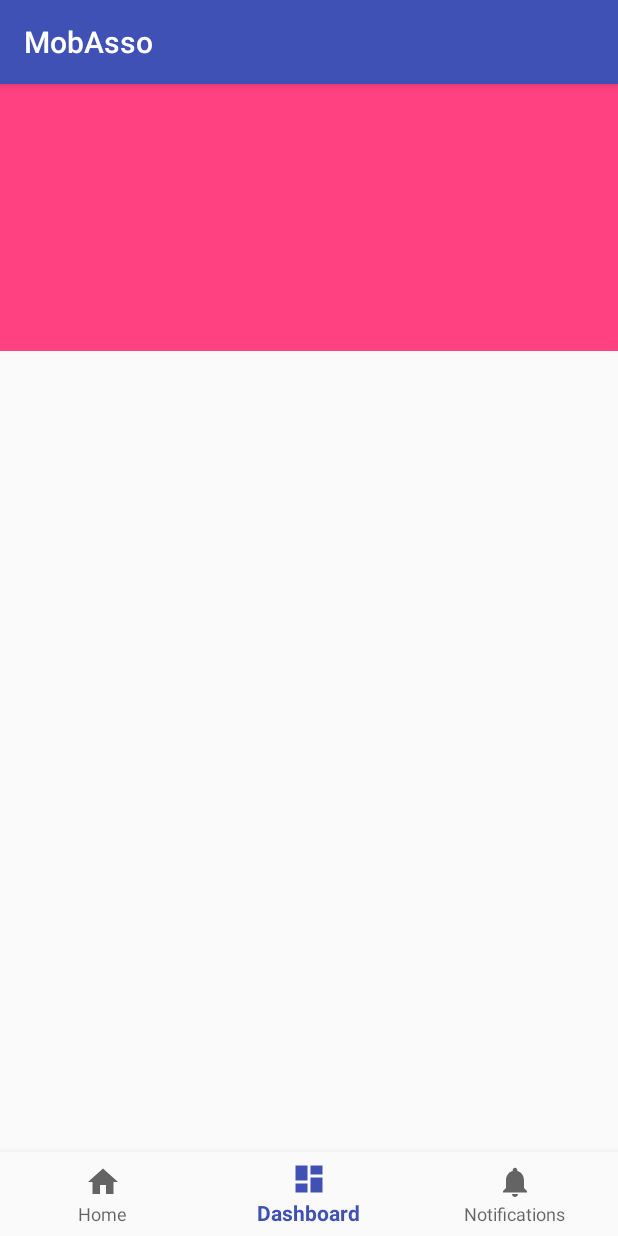
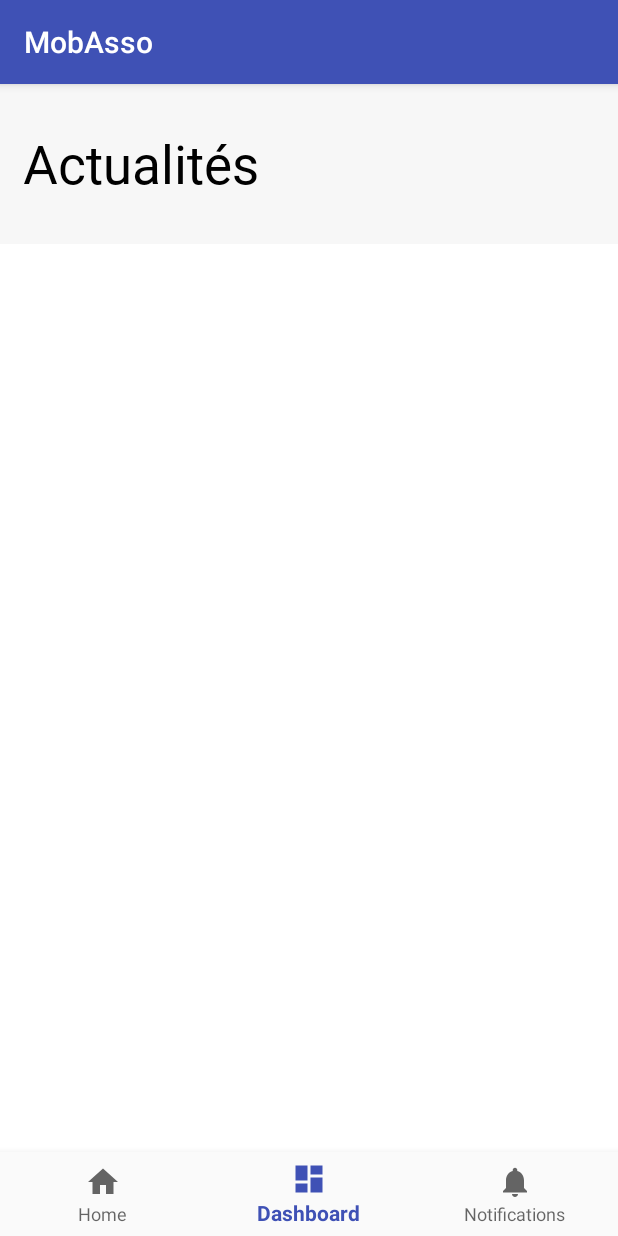
Before and after one commit to NicoCocq/Mobasso, an Android app: the screen it shows after launch (MainActivity), item 2 of the bottom bar chosen, on a phone screen of 412 x 824 dp. Run offline under Robolectric (Android 15) with nearby library versions, the phone set to English and light mode, and no system bars; our stand-ins replace ButterKnife.

Commit message:
Added newsfragment

```diff
--- a/app/build.gradle
+++ b/app/build.gradle
@@ -16,6 +16,7 @@ android {
             proguardFiles getDefaultProguardFile('proguard-android.txt'), 'proguard-rules.pro'
         }
     }
+    sourceSets { main { assets.srcDirs = ['src/main/assets', 'src/main/res/fonts'] } }
 }
 
 dependencies {
--- a/app/src/main/java/com/esgi/davidlinhares/mobasso/MainActivity.java
+++ b/app/src/main/java/com/esgi/davidlinhares/mobasso/MainActivity.java
@@ -36,6 +36,7 @@ public class MainActivity extends AppCompatActivity {
                         fragment = new HomeFragment();
                         break;
                     case R.id.navigation_dashboard:
+                        fragment = new NewsFragment();
                         break;
                     case R.id.navigation_notifications:
                         break;
--- /dev/null
+++ b/app/src/main/java/com/esgi/davidlinhares/mobasso/News/NewsAdapter.java
@@ -0,0 +1,63 @@
+package com.esgi.davidlinhares.mobasso.News;
+
+import android.support.v7.widget.RecyclerView;
+import android.view.LayoutInflater;
+import android.view.View;
+import android.view.ViewGroup;
+import android.widget.ImageView;
+import android.widget.TextView;
+
+import com.esgi.davidlinhares.mobasso.R;
+
+import java.util.ArrayList;
+import java.util.List;
+
+import butterknife.BindView;
+
+public class NewsAdapter extends RecyclerView.Adapter<RecyclerView.ViewHolder> {
+
+    private NewsFragment fragment;
+    private List<News> news = new ArrayList<News>() {
+
+    };
+
+    public NewsAdapter(NewsFragment fragment) {
+        this.fragment = fragment;
+    }
+
+    @Override
+    public RecyclerView.ViewHolder onCreateViewHolder(ViewGroup parent, int viewType) {
+        View view = LayoutInflater.from(parent.getContext()).inflate(R.layout.item_news, parent, false);
+        NewsViewHolder newsViewHolder = new NewsViewHolder(view);
+        return null;
+    }
+
+    @Override
+    public void onBindViewHolder(RecyclerView.ViewHolder holder, int position) {
+        if(holder instanceof NewsViewHolder) {
+            NewsViewHolder newsViewHolder = (NewsViewHolder)holder;
+            News news = this.news.get(position);
+            newsViewHolder.newsTitle.setText(news.getTitle());
+            newsViewHolder.newsDetails.setText(news.getDetails());
+        }
+    }
+
+    @Override
+    public int getItemCount() {
+        return 0;
+    }
+
+    private class NewsViewHolder extends RecyclerView.ViewHolder {
+
+        ImageView newsImage;
+        TextView newsTitle;
+        TextView newsDetails;
+
+        public NewsViewHolder(View itemView) {
+            super(itemView);
+            newsImage = itemView.findViewById(R.id.news_item_image);
+            newsTitle = itemView.findViewById(R.id.news_item_title);
+            newsDetails = itemView.findViewById(R.id.news_item_details);
+        }
+    }
+}
--- a/app/src/main/java/com/esgi/davidlinhares/mobasso/News/NewsFragment.java
+++ b/app/src/main/java/com/esgi/davidlinhares/mobasso/News/NewsFragment.java
@@ -1,10 +1,47 @@
 package com.esgi.davidlinhares.mobasso.News;
 
+import android.content.Context;
+import android.net.Uri;
+import android.os.Bundle;
+import android.support.annotation.Nullable;
 import android.support.v4.app.Fragment;
+import android.support.v7.widget.LinearLayoutManager;
+import android.support.v7.widget.RecyclerView;
+import android.view.LayoutInflater;
+import android.view.View;
+import android.view.ViewGroup;
 
-/**
- * Created by davidlinhares on 17/10/2018.
- */
+import com.esgi.davidlinhares.mobasso.R;
+
+import butterknife.BindFloat;
+import butterknife.BindView;
+import butterknife.ButterKnife;
+import butterknife.OnClick;
 
 public class NewsFragment extends Fragment {
+
+    @BindView(R.id.rcv_news)
+    RecyclerView rcvNews;
+    private NewsAdapter newsAdapter;
+
+    @Nullable
+    @Override
+    public View onCreateView(LayoutInflater inflater, @Nullable ViewGroup container, @Nullable Bundle savedInstanceState){
+        super.onCreateView(inflater, container, savedInstanceState);
+
+        View view = inflater.inflate(R.layout.fragment_news, container, false);
+
+        ButterKnife.bind(this, view);
+
+        rcvNews.setLayoutManager(new LinearLayoutManager(getContext()));
+        newsAdapter = new NewsAdapter(this);
+        rcvNews.setAdapter(newsAdapter);
+
+        return view;
+    }
+
+    @Override
+    public void onViewCreated(View view, @Nullable Bundle savedInstanceState) {
+        super.onViewCreated(view, savedInstanceState);
+    }
 }
--- a/app/src/main/res/layout/fragment_home.xml
+++ b/app/src/main/res/layout/fragment_home.xml
@@ -3,7 +3,8 @@
     android:layout_width="match_parent"
     android:layout_height="match_parent"
     xmlns:app="http://schemas.android.com/apk/res-auto"
-    xmlns:tools="http://schemas.android.com/tools">
+    xmlns:tools="http://schemas.android.com/tools"
+    android:background="@color/white">
     <View
         android:id="@+id/home_banner_view"
         android:layout_width="0dp"
@@ -12,13 +13,13 @@
         app:layout_constraintRight_toRightOf="parent"
         app:layout_constraintLeft_toLeftOf="parent"
         app:layout_constraintHeight_percent="0.25"
-        android:background="@color/colorAccent"
+        android:background="@color/mainColor"
         />
 
     <ImageView
         android:id="@+id/home_association_logo"
-        android:layout_width="50sp"
-        android:layout_height="50sp"
+        android:layout_width="70sp"
+        android:layout_height="70sp"
         tools:src="@tools:sample/avatars"
         app:layout_constraintTop_toTopOf="@+id/home_banner_view"
         app:layout_constraintRight_toRightOf="@+id/home_banner_view"
@@ -45,8 +46,9 @@
                 android:layout_height="wrap_content"
                 android:layout_marginTop="30sp"
                 android:textAlignment="center"
-                android:textSize="30sp"
-                android:fontFamily="casual"
+                android:textSize="32sp"
+                android:textStyle="bold"
+                android:fontFamily="@font/calibril"
                 tools:text="MobAsso"
                 />
 
@@ -56,9 +58,11 @@
                 android:layout_height="wrap_content"
                 android:layout_marginTop="30sp"
                 android:minLines="1"
+                android:textSize="17sp"
                 android:paddingStart="30sp"
                 android:paddingEnd="30sp"
                 android:paddingBottom="30sp"
+                android:fontFamily="@font/calibril"
                 tools:text="Le Lorem Ipsum est simplement du faux texte employé dans la composition et la mise en page avant impression. Le Lorem Ipsum est le faux texte standard de l'imprimerie depuis les années 1500, quand un imprimeur anonyme assembla ensemble des morceaux de texte pour réaliser un livre spécimen de polices de texte. Il n'a pas fait que survivre cinq siècles, mais s'est aussi adapté à la bureautique informatique, sans que son contenu n'en soit modifié. Il a été popularisé dans les années 1960 grâce à la vente de feuilles Letraset contenant des passages du Lorem Ipsum, et, plus récemment, par son inclusion dans des applications de mise en page de texte, comme Aldus PageMaker." />
         </LinearLayout>
     </ScrollView>
--- /dev/null
+++ b/app/src/main/res/layout/fragment_news.xml
@@ -0,0 +1,35 @@
+<?xml version="1.0" encoding="utf-8"?>
+<android.support.constraint.ConstraintLayout xmlns:android="http://schemas.android.com/apk/res/android"
+    android:layout_width="match_parent"
+    android:layout_height="match_parent"
+    xmlns:app="http://schemas.android.com/apk/res-auto"
+    xmlns:tools="http://schemas.android.com/tools"
+    android:background="@color/white">
+    <TextView
+        android:id="@+id/news_banner_view"
+        android:layout_width="0dp"
+        android:layout_height="0sp"
+        app:layout_constraintTop_toTopOf="parent"
+        app:layout_constraintRight_toRightOf="parent"
+        app:layout_constraintLeft_toLeftOf="parent"
+        android:textSize="35sp"
+        android:gravity="center_vertical"
+        android:paddingStart="15sp"
+        app:layout_constraintHeight_percent="0.15"
+        android:background="@color/darkWhite"
+        android:text="@string/title_news"
+        android:fontFamily="@font/calibril"
+        android:textColor="#000000"
+        />
+
+    <android.support.v7.widget.RecyclerView
+        android:id="@+id/rcv_news"
+        android:layout_width="0sp"
+        android:layout_height="0sp"
+        android:layout_marginTop="20sp"
+        app:layout_constraintBottom_toBottomOf="parent"
+        app:layout_constraintEnd_toEndOf="parent"
+        app:layout_constraintStart_toStartOf="parent"
+        app:layout_constraintTop_toBottomOf="@id/news_banner_view"
+        tools:listitem="@layout/item_news"/>
+</android.support.constraint.ConstraintLayout>
--- a/app/src/main/res/values/colors.xml
+++ b/app/src/main/res/values/colors.xml
@@ -3,4 +3,7 @@
     <color name="colorPrimary">#3F51B5</color>
     <color name="colorPrimaryDark">#303F9F</color>
     <color name="colorAccent">#FF4081</color>
+    <color name="mainColor">#D0E8E8</color>
+    <color name="darkWhite">#F7F7F7</color>
+    <color name="white">#ffffff</color>
 </resources>
--- a/app/src/main/res/values/strings.xml
+++ b/app/src/main/res/values/strings.xml
@@ -6,4 +6,5 @@
 
     <!-- TODO: Remove or change this placeholder text -->
     <string name="hello_blank_fragment">Hello blank fragment</string>
+    <string name="title_news">Actualités</string>
 </resources>
```
Also changed, not shown: app/src/main/java/com/esgi/davidlinhares/mobasso/News/News.java (added, +19 -0 lines), app/src/main/res/layout/item_news.xml (added, +58 -0 lines), 1 other file.
